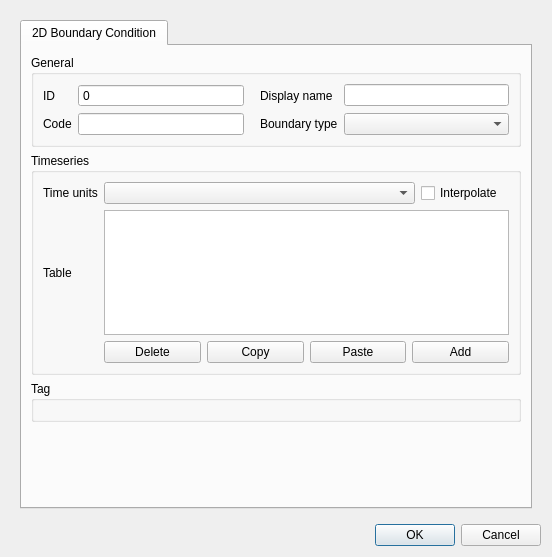
nens/threedi-schematisation-editor, file threedi_schematisation_editor/forms/ui/boundary_condition_2d.ui: the form before one commit.
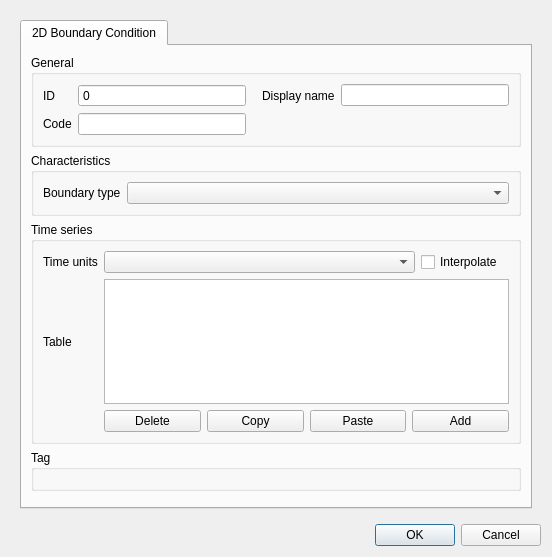
The form after the commit.

```diff
--- a/threedi_schematisation_editor/forms/ui/boundary_condition_2d.ui
+++ b/threedi_schematisation_editor/forms/ui/boundary_condition_2d.ui
@@ -48,7 +48,7 @@
            <string>2D Boundary Condition</string>
           </attribute>
           <layout class="QGridLayout" name="gridLayout_18">
-           <item row="1" column="0">
+           <item row="2" column="0">
             <widget class="QGroupBox" name="grp_timeseries">
              <property name="locale">
               <locale language="English" country="UnitedStates"/>
@@ -57,7 +57,7 @@
               <set>Qt::ImhNone</set>
              </property>
              <property name="title">
-              <string>Timeseries</string>
+              <string>Time series</string>
              </property>
              <layout class="QGridLayout" name="gridLayout_3">
               <item row="1" column="1" colspan="2">
@@ -193,7 +193,7 @@
              </layout>
             </widget>
            </item>
-           <item row="3" column="0">
+           <item row="4" column="0">
             <spacer name="verticalSpacer_3">
              <property name="orientation">
               <enum>Qt::Vertical</enum>
@@ -206,6 +206,24 @@
              </property>
             </spacer>
            </item>
+           <item row="3" column="0">
+            <widget class="QGroupBox" name="grp_tag">
+             <property name="font">
+              <font>
+               <weight>50</weight>
+               <bold>false</bold>
+              </font>
+             </property>
+             <property name="title">
+              <string>Tag</string>
+             </property>
+             <layout class="QGridLayout" name="gridLayout_16">
+              <item row="0" column="0" colspan="2">
+               <layout class="QHBoxLayout" name="tags_layout"/>
+              </item>
+             </layout>
+            </widget>
+           </item>
            <item row="0" column="0">
             <widget class="QGroupBox" name="grp_general">
              <property name="enabled">
@@ -317,7 +335,16 @@
                 </property>
                </widget>
               </item>
-              <item row="1" column="2">
+             </layout>
+            </widget>
+           </item>
+           <item row="1" column="0">
+            <widget class="QGroupBox" name="grp_characteristics">
+             <property name="title">
+              <string>Characteristics</string>
+             </property>
+             <layout class="QGridLayout" name="gridLayout_4">
+              <item row="0" column="0">
                <widget class="QLabel" name="label_6">
                 <property name="locale">
                  <locale language="English" country="UnitedStates"/>
@@ -329,12 +356,18 @@
                  <set>Qt::AlignLeading|Qt::AlignLeft|Qt::AlignVCenter</set>
                 </property>
                 <property name="indent">
-                 <number>10</number>
+                 <number>-1</number>
                 </property>
                </widget>
               </item>
-              <item row="1" column="3">
+              <item row="0" column="1">
                <widget class="QComboBox" name="type">
+                <property name="sizePolicy">
+                 <sizepolicy hsizetype="MinimumExpanding" vsizetype="Fixed">
+                  <horstretch>0</horstretch>
+                  <verstretch>0</verstretch>
+                 </sizepolicy>
+                </property>
                 <property name="locale">
                  <locale language="English" country="UnitedStates"/>
                 </property>
@@ -343,24 +376,6 @@
              </layout>
             </widget>
            </item>
-           <item row="2" column="0">
-            <widget class="QGroupBox" name="grp_tag">
-             <property name="font">
-              <font>
-               <weight>50</weight>
-               <bold>false</bold>
-              </font>
-             </property>
-             <property name="title">
-              <string>Tag</string>
-             </property>
-             <layout class="QGridLayout" name="gridLayout_16">
-              <item row="0" column="0" colspan="2">
-               <layout class="QHBoxLayout" name="tags_layout"/>
-              </item>
-             </layout>
-            </widget>
-           </item>
           </layout>
          </widget>
         </widget>
```
